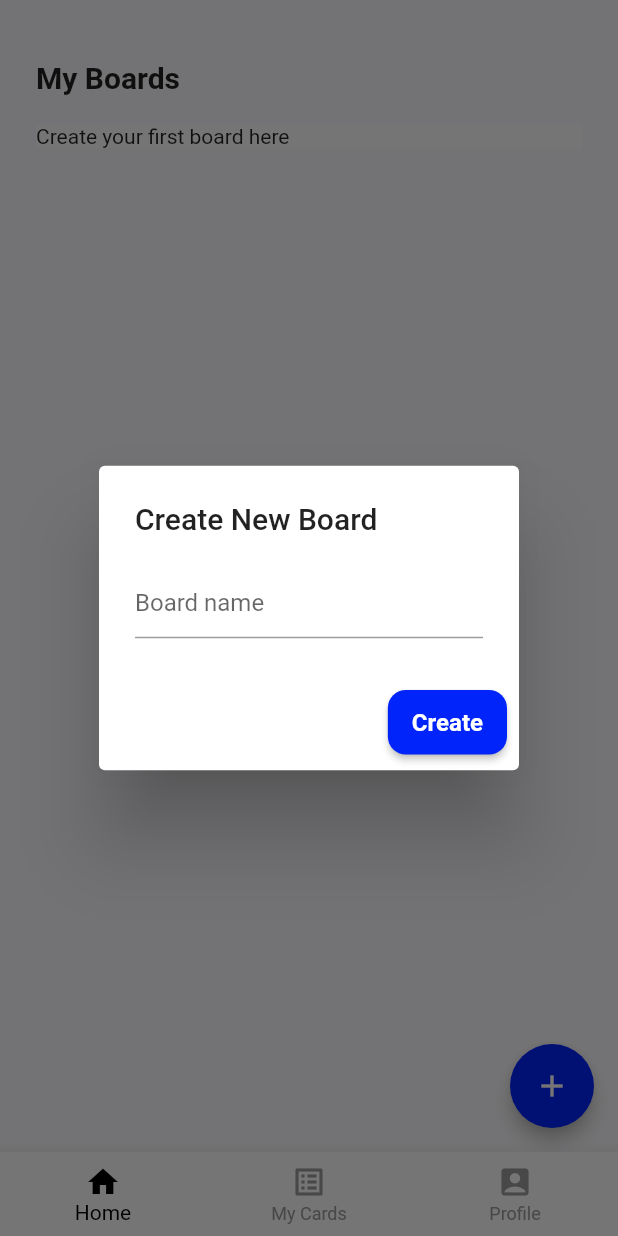
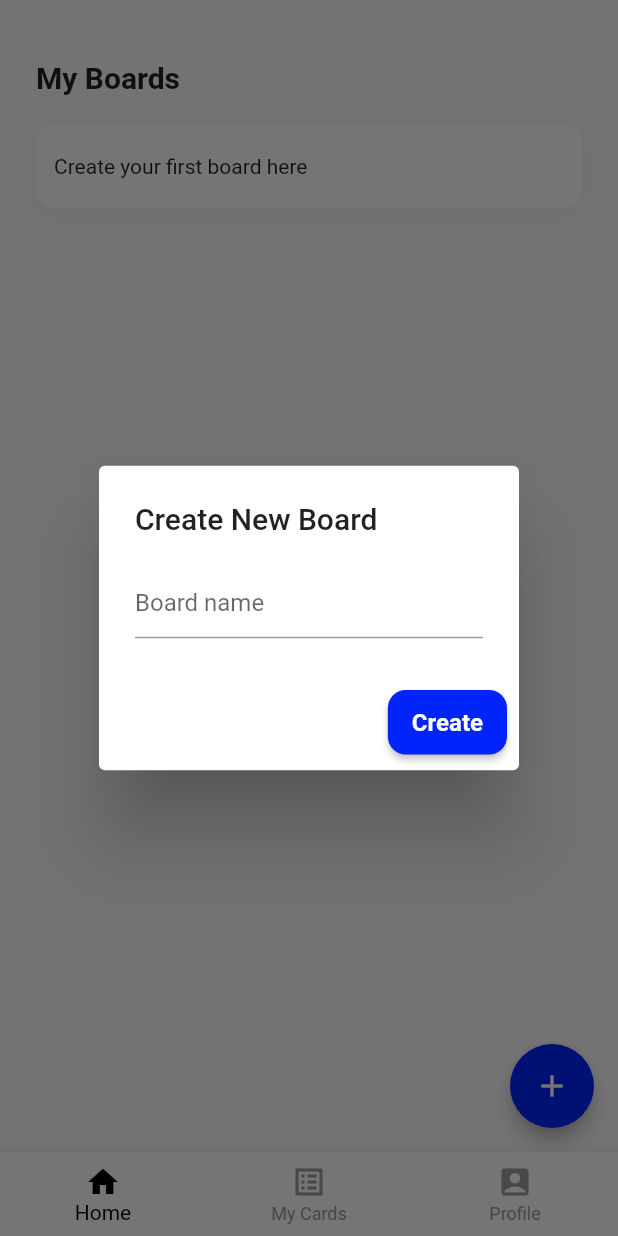
Before and after one commit to naxtor/kanban_board, a Flutter app: the screen it shows once a user with an empty profile is signed in, after a tap on the "add" icon, on a phone screen of 412 x 824 dp. Run offline on Flutter 3.47's test engine with Material 2 defaults, Android fonts, the phone set to English and light mode, and no system bars; our stand-ins replace cloud_firestore, csv, equatable, firebase_auth, firebase_core, flutter_bloc and 4 more; accounts and stored records are empty.

```diff
--- a/lib/presentation/bloc/boards/boards_bloc.dart
+++ b/lib/presentation/bloc/boards/boards_bloc.dart
@@ -31,5 +31,6 @@ class BoardsBloc extends Bloc<BoardsEvent, BoardsState> {
         emit(BoardsHasData(boards));
       }
     });
+    on<ClearBoardEvent>((event, emit) => emit(BoardsEmpty()));
   }
 }
--- a/lib/presentation/bloc/boards/boards_event.dart
+++ b/lib/presentation/bloc/boards/boards_event.dart
@@ -17,3 +17,5 @@ class CreateBoardEvent extends BoardsEvent {
         name,
       ];
 }
+
+class ClearBoardEvent extends BoardsEvent {}
--- a/lib/presentation/pages/homepage.dart
+++ b/lib/presentation/pages/homepage.dart
@@ -59,7 +59,21 @@ class _HomePageState extends State<HomePage> {
                       if (state is BoardsHasData) {
                         if (state.boards.isEmpty) {
                           return Container(
-                            color: Colors.white,
+                            padding: const EdgeInsets.symmetric(
+                              horizontal: 12,
+                              vertical: 20,
+                            ),
+                            decoration: BoxDecoration(
+                              color: Colors.white,
+                              borderRadius: BorderRadius.circular(12),
+                              boxShadow: [
+                                BoxShadow(
+                                  color: Colors.black.withOpacity(0.05),
+                                  blurRadius: 16,
+                                  offset: const Offset(0, 4),
+                                )
+                              ],
+                            ),
                             child: const Text("Create your first board here"),
                           );
                         }
--- a/lib/presentation/widgets/bottom_navbar.dart
+++ b/lib/presentation/widgets/bottom_navbar.dart
@@ -1,5 +1,7 @@
 import 'package:flutter/material.dart';
 import 'package:flutter_bloc/flutter_bloc.dart';
+import 'package:kanban_board/presentation/bloc/boards/boards_bloc.dart';
+import 'package:kanban_board/presentation/bloc/boards/boards_event.dart';
 import 'package:kanban_board/presentation/bloc/my_cards/my_cards_bloc.dart';
 import 'package:kanban_board/presentation/bloc/my_cards/my_cards_event.dart';
 import 'package:kanban_board/presentation/pages/homepage.dart';
@@ -41,8 +43,13 @@ class _BottomNavbarState extends State<BottomNavbar> {
       bottomNavigationBar: BottomNavigationBar(
         currentIndex: pageIndex,
         onTap: (value) {
-          if (value == 1) {
-            context.read<MyCardsBloc>().add(ClearMyCardsEvent());
+          switch (value) {
+            case 0:
+              context.read<BoardsBloc>().add(ClearBoardEvent());
+              break;
+            case 1:
+              context.read<MyCardsBloc>().add(ClearMyCardsEvent());
+              break;
           }
 
           setState(() {
```
Also changed, not shown: lib/presentation/pages/my_cards.dart (+24 -1 lines), lib/presentation/pages/profile.dart (+9 -2 lines).
